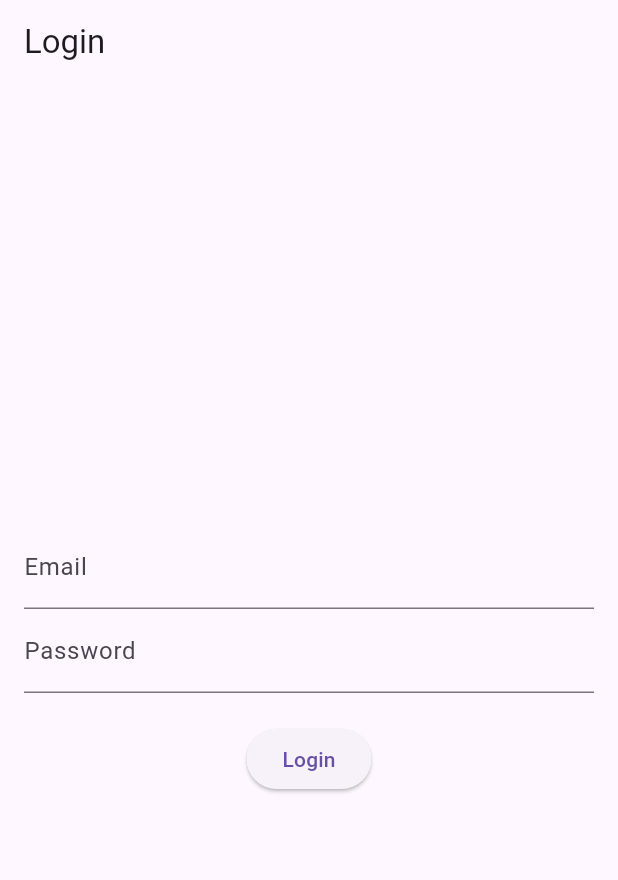
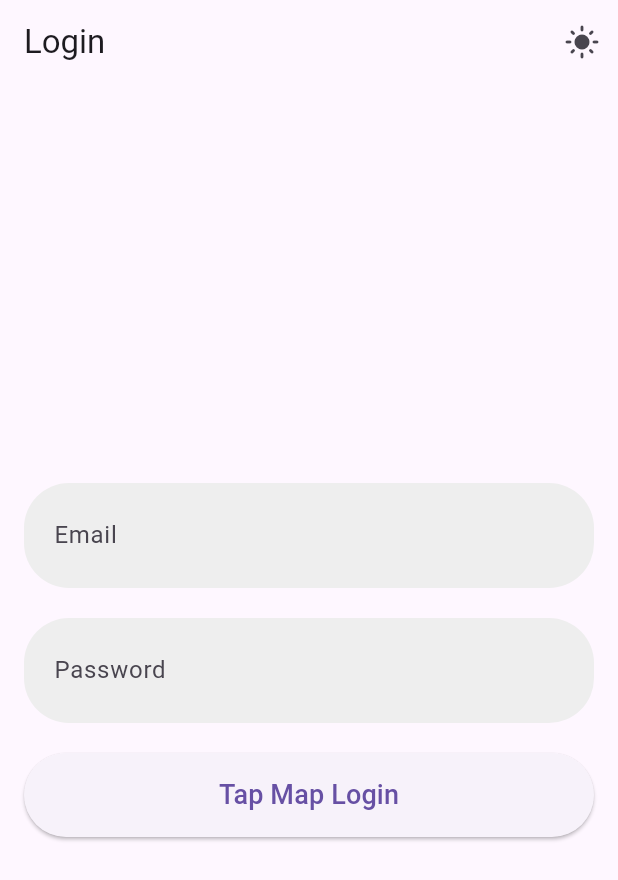
Before and after one commit to Alekla0126/tapmap, a Flutter app: the screen it shows after launch, on a phone screen of 412 x 824 dp. Shown: the top 880 px of the screen. Run offline on Flutter 3.47's test engine with Material 3 defaults, Android fonts, the light colour scheme and no system bars; our stand-ins replace bloc, equatable, firebase_core, firebase_remote_config, flutter_bloc, flutter_secure_storage and 3 more; missing offline and left inert: mapbox_gl; accounts and stored records are empty; network calls fail.

Commit message:
Formating the login

```diff
--- a/lib/main.dart
+++ b/lib/main.dart
@@ -25,12 +25,17 @@ class MyApp extends StatelessWidget {
         BlocProvider<MapBloc>(create: (context) => MapBloc()),
         BlocProvider<AuthBloc>(create: (context) => AuthBloc()),
       ],
-      child: MaterialApp(
-        debugShowCheckedModeBanner: false,
-        title: 'Tap Map',
-        theme: ThemeData.light(),
-        darkTheme: ThemeData.dark(),
-        home: LoginScreen(),
+      child: BlocBuilder<MapBloc, MapState>(
+        builder: (context, state) {
+          return MaterialApp(
+            debugShowCheckedModeBanner: false,
+            title: 'Tap Map',
+            theme: ThemeData.light(),
+            darkTheme: ThemeData.dark(),
+            themeMode: state.isDarkMode ? ThemeMode.dark : ThemeMode.light,
+            home: LoginScreen(),
+          );
+        },
       ),
     );
   }
--- a/lib/presentation/screens/login_screen.dart
+++ b/lib/presentation/screens/login_screen.dart
@@ -1,5 +1,6 @@
 import 'package:flutter_bloc/flutter_bloc.dart';
 import '../../../domain/blocs/auth_bloc.dart';
+import '../../../domain/blocs/map_bloc.dart';
 import 'package:flutter/material.dart';
 import 'map_screen.dart';
 
@@ -10,7 +11,21 @@ class LoginScreen extends StatelessWidget {
   @override
   Widget build(BuildContext context) {
     return Scaffold(
-      appBar: AppBar(title: Text("Login")),
+      appBar: AppBar(
+        title: const Text("Login"),
+        actions: [
+          BlocBuilder<MapBloc, MapState>(
+            builder: (context, state) {
+              return IconButton(
+                icon: Icon(state.isDarkMode ? Icons.dark_mode : Icons.light_mode),
+                onPressed: () {
+                  context.read<MapBloc>().toggleTheme();
+                },
+              );
+            },
+          ),
+        ],
+      ),
       body: BlocListener<AuthBloc, AuthState>(
         listener: (context, state) {
           if (state is AuthSuccess) {
@@ -28,35 +43,40 @@ class LoginScreen extends StatelessWidget {
         },
         child: Padding(
           padding: const EdgeInsets.all(16.0),
+          child: Center(
             child: Column(
               mainAxisAlignment: MainAxisAlignment.center,
               children: [
-              TextField(
+                _buildRoundedTextField(
                   controller: _emailController,
-                decoration: InputDecoration(labelText: "Email"),
+                  labelText: "Email",
                   keyboardType: TextInputType.emailAddress,
                 ),
-              TextField(
+                const SizedBox(height: 20),
+                _buildRoundedTextField(
                   controller: _passwordController,
-                decoration: InputDecoration(labelText: "Password"),
+                  labelText: "Password",
                   obscureText: true,
                 ),
-              SizedBox(height: 20),
+                const SizedBox(height: 20),
                 BlocBuilder<AuthBloc, AuthState>(
                   builder: (context, state) {
                     if (state is AuthLoading) {
-                    return CircularProgressIndicator();
+                      return const CircularProgressIndicator();
                     }
-                  return ElevatedButton(
+                    return _buildRoundedButton(
+                      context,
+                      text: "Tap Map Login",
                       onPressed: () {
                         final email = _emailController.text;
                         final password = _passwordController.text;
-                      context.read<AuthBloc>().add(LoginEvent(
+                        context.read<AuthBloc>().add(
+                              LoginEvent(
                                 email: email,
                                 password: password,
-                          ));
+                              ),
+                            );
                       },
-                    child: Text("Login"),
                     );
                   },
                 ),
@@ -64,6 +84,51 @@ class LoginScreen extends StatelessWidget {
             ),
           ),
         ),
+      ),
+    );
+  }
+
+  Widget _buildRoundedTextField({
+    required TextEditingController controller,
+    required String labelText,
+    TextInputType keyboardType = TextInputType.text,
+    bool obscureText = false,
+  }) {
+    return Container(
+      decoration: BoxDecoration(
+        color: Colors.grey[200],
+        borderRadius: BorderRadius.circular(30),
+      ),
+      child: TextField(
+        controller: controller,
+        decoration: InputDecoration(
+          labelText: labelText,
+          border: InputBorder.none,
+          contentPadding: const EdgeInsets.symmetric(horizontal: 20, vertical: 15),
+        ),
+        keyboardType: keyboardType,
+        obscureText: obscureText,
+      ),
+    );
+  }
+
+  Widget _buildRoundedButton(BuildContext context,
+      {required String text, required VoidCallback onPressed}) {
+    return Container(
+      width: double.infinity,
+      child: ElevatedButton(
+        style: ElevatedButton.styleFrom(
+          shape: RoundedRectangleBorder(
+            borderRadius: BorderRadius.circular(30),
+          ),
+          padding: const EdgeInsets.symmetric(vertical: 15),
+        ),
+        onPressed: onPressed,
+        child: Text(
+          text,
+          style: const TextStyle(fontSize: 18),
+        ),
+      ),
     );
   }
 }
--- a/lib/presentation/screens/map_screen.dart
+++ b/lib/presentation/screens/map_screen.dart
@@ -110,7 +110,7 @@ class MapScreen extends StatelessWidget {
       children: [
         Positioned(
           bottom: 30.0,
-          left: 30.0,
+          right: 30.0,
           child: Column(
             mainAxisAlignment: MainAxisAlignment.end,
             crossAxisAlignment: CrossAxisAlignment.start,
```
Lines whose indentation alone changed are shown as unchanged.
